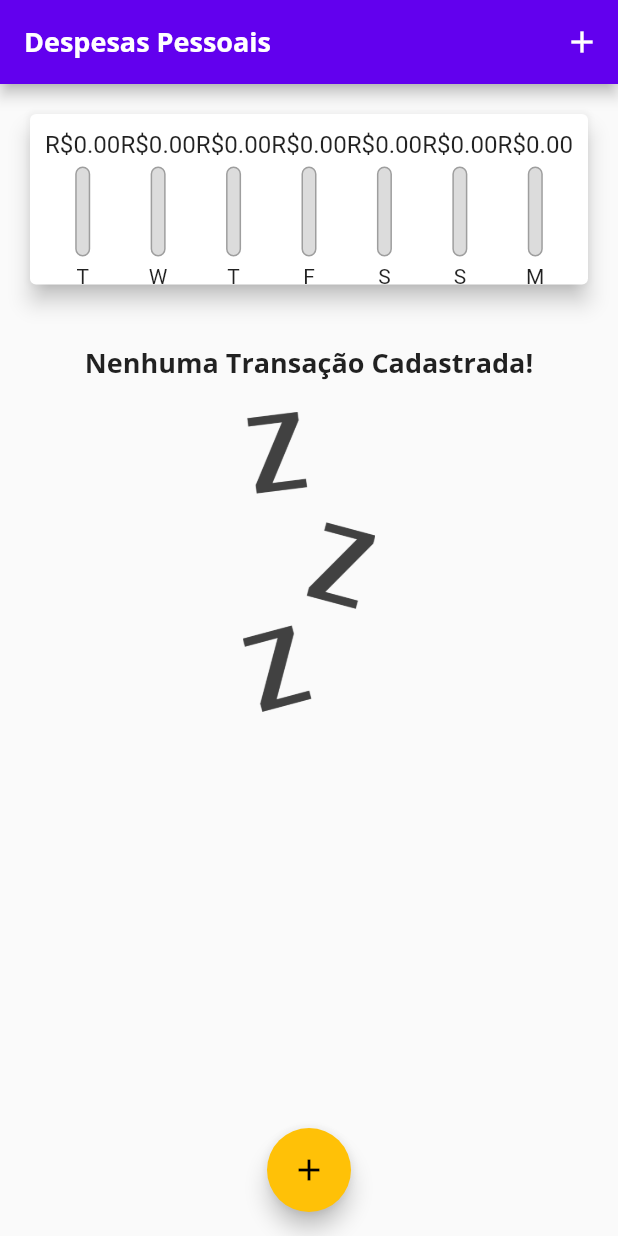
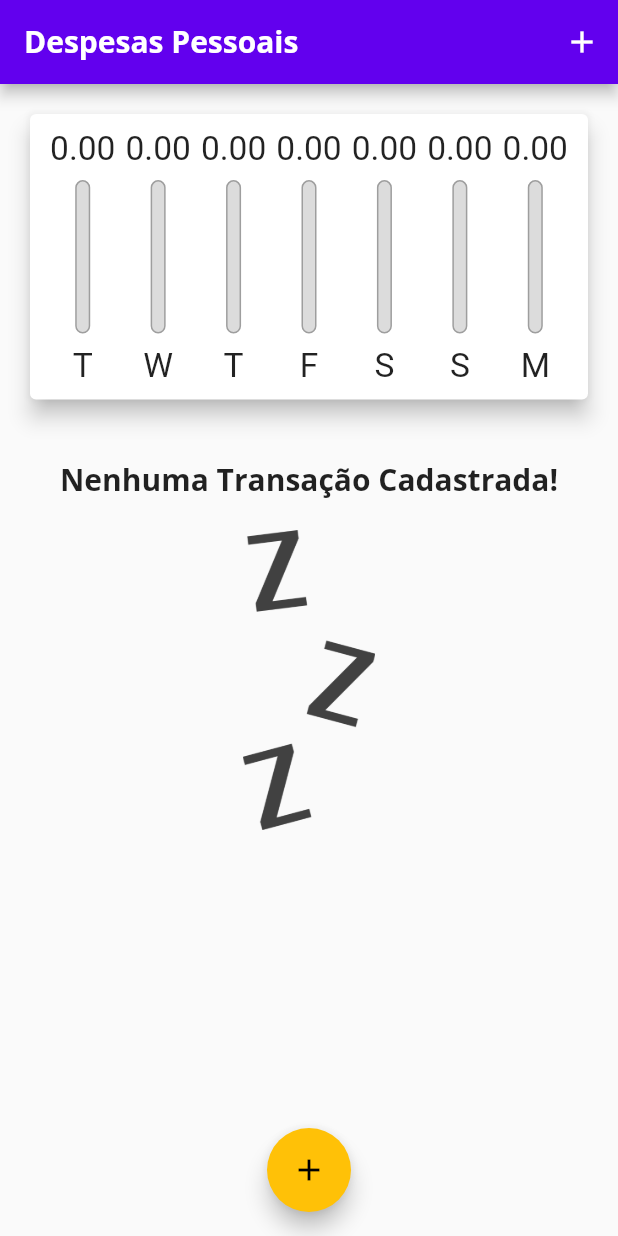
Before and after one commit to teilorbarcelos/personal-expenses-flutter, a Flutter app: the screen it shows after launch, on a phone screen of 412 x 824 dp. Run offline on Flutter 3.47's test engine with Material 2 defaults, Android fonts, the phone set to English and light mode, and no system bars.

Commit message:
constraints max height use

```diff
--- a/lib/components/chart_bar.dart
+++ b/lib/components/chart_bar.dart
@@ -1,4 +1,5 @@
 import 'package:flutter/material.dart';
+import 'package:flutter/rendering.dart';
 
 class ChartBar extends StatelessWidget {
   final String label;
@@ -12,15 +13,18 @@ class ChartBar extends StatelessWidget {
 
   @override
   Widget build(BuildContext context) {
+    return LayoutBuilder(
+      builder: (ctx, constraints) {
         return Column(
           children: [
             SizedBox(
-          height: 20,
-          child: FittedBox(child: Text('R\$${dayValue.toStringAsFixed(2)}')),
+              height: constraints.maxHeight * 0.15,
+              child:
+                  FittedBox(child: Text('${dayValue.toStringAsFixed(2)}')),
             ),
-        const SizedBox(height: 5),
+            SizedBox(height: constraints.maxHeight * 0.05),
             SizedBox(
-          height: 60,
+              height: constraints.maxHeight * 0.6,
               width: 10,
               child: Stack(
                 alignment: Alignment.bottomCenter,
@@ -45,9 +49,16 @@ class ChartBar extends StatelessWidget {
                 ],
               ),
             ),
-        const SizedBox(height: 5),
-        Text(label),
+            SizedBox(height: constraints.maxHeight * 0.05),
+            Container(
+              height: constraints.maxHeight * 0.15,
+              child: FittedBox(
+                child: Text(label),
+              ),
+            ),
           ],
+        );
+      },
     );
   }
 }
--- a/lib/main.dart
+++ b/lib/main.dart
@@ -25,10 +25,10 @@ class ExpensesApp extends StatelessWidget {
                 fontWeight: FontWeight.bold,
               ),
             ),
-        appBarTheme: const AppBarTheme(
+        appBarTheme: AppBarTheme(
           toolbarTextStyle: TextStyle(
             fontFamily: 'OpenSans',
-            fontSize: 18,
+            fontSize: 20,
             fontWeight: FontWeight.bold,
           ),
         ),
@@ -108,11 +108,11 @@ class _MyHomePageState extends State<MyHomePage> {
           crossAxisAlignment: CrossAxisAlignment.stretch,
           children: [
             Container(
-              height: availableHeight * 0.2,
+              height: availableHeight * 0.3,
               child: Chart(recentTransactions: _recentTransactions),
             ),
             Container(
-              height: availableHeight * 0.8,
+              height: availableHeight * 0.7,
               child: TransactionList(
                   transactions: _transactions, onRemove: _removeTransaction),
             ),
```
Lines whose indentation alone changed are shown as unchanged.
